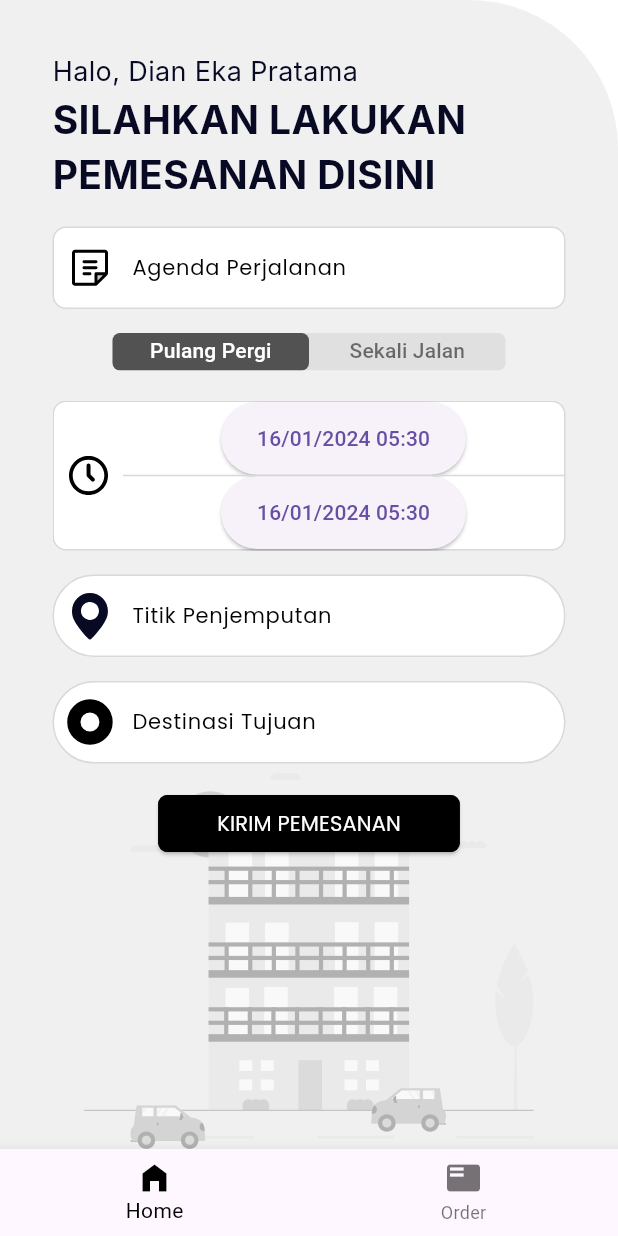
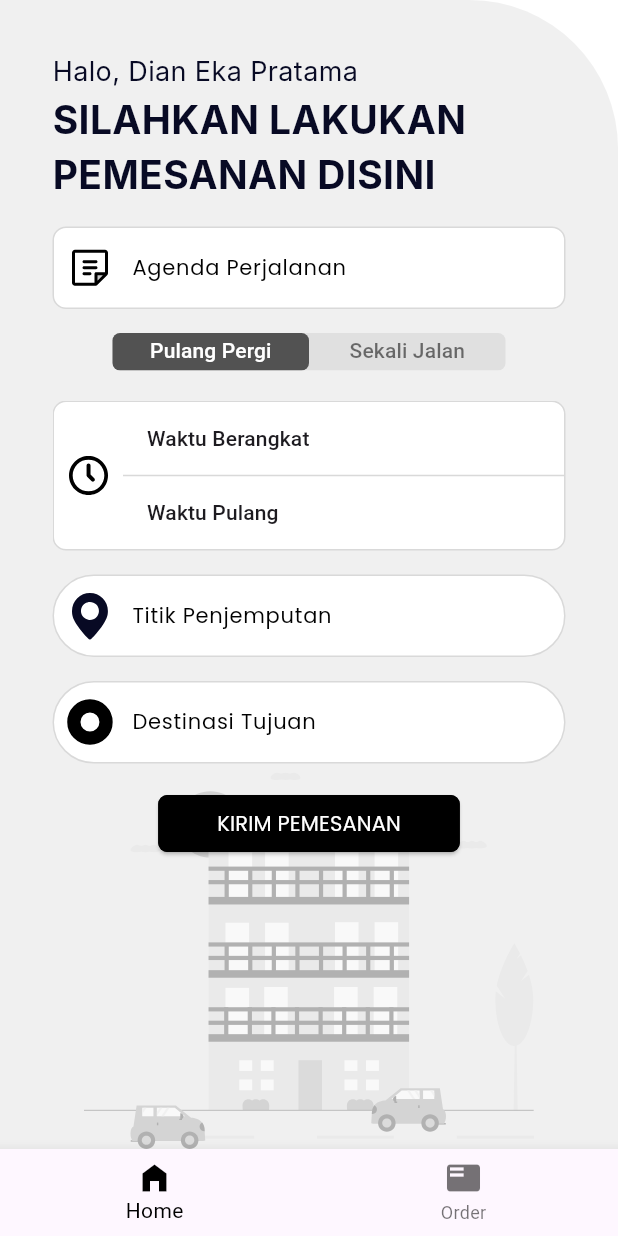
Before and after one commit to triastanto/basic_fleet, a Flutter app: the screen it shows after launch, on a phone screen of 412 x 824 dp. Run offline on Flutter 3.47's test engine with Material 3 defaults, Android fonts, the light colour scheme and no system bars; our stand-ins replace flutter_svg, google_fonts; Roboto replaces fonts that are missing (Inter).

Commit message:
style the date time button

```diff
--- a/lib/components/date_time_button.dart
+++ b/lib/components/date_time_button.dart
@@ -1,26 +1,53 @@
 import 'package:flutter/material.dart';
 
 class DateTimeButton extends StatefulWidget {
-  const DateTimeButton({super.key});
+  final String placeholder;
+
+  const DateTimeButton({
+    super.key,
+    this.placeholder = 'Pilih Tanggal & Waktu',
+    });
 
   @override
   State<StatefulWidget> createState() => DateTimeButtonState();
 }
 
 class DateTimeButtonState extends State<DateTimeButton> {
-  DateTime dateTime = DateTime(2024, 01, 16, 5, 30);
+  DateTime? dateTime;
 
   @override
   Widget build(BuildContext context) {
-    final day = dateTime.day.toString().padLeft(2, '0');
-    final month = dateTime.month.toString().padLeft(2, '0');
-    final hours = dateTime.hour.toString().padLeft(2, '0');
-    final minutes = dateTime.minute.toString().padLeft(2, '0');
+    final String displayText;
 
-    return ElevatedButton(
-      onPressed: pickDateTime,
-      child: Text(
-        '$day/$month/${dateTime.year} $hours:$minutes',
+    if (dateTime != null) {
+      final day = dateTime!.day.toString().padLeft(2, '0');
+      final month = dateTime!.month.toString().padLeft(2, '0');
+      final hours = dateTime!.hour.toString().padLeft(2, '0');
+      final minutes = dateTime!.minute.toString().padLeft(2, '0');
+      displayText = '$day/$month/${dateTime!.year} $hours:$minutes';
+    } else {
+      displayText = widget.placeholder;
+    }
+
+    return SizedBox(
+      height: 25,
+      child: ElevatedButton(
+        onPressed: pickDateTime,
+        style: ElevatedButton.styleFrom(
+          backgroundColor: Colors.transparent,
+          elevation: 0,
+          padding: const EdgeInsets.symmetric(horizontal: 16),
+          shape: const RoundedRectangleBorder(
+            borderRadius: BorderRadius.all(Radius.circular(5)),
+          ),
+        ),
+        child: Align(
+          alignment: Alignment.centerLeft,
+          child: Text(
+            displayText,
+            style: Theme.of(context).textTheme.titleSmall,
+          ),
+        ),
       ),
     );
   }
@@ -34,8 +61,8 @@ class DateTimeButtonState extends State<DateTimeButton> {
   Future<TimeOfDay?> pickTime() => showTimePicker(
     context: context,
     initialTime: TimeOfDay(
-      hour: dateTime.hour,
-      minute: dateTime.minute,
+      hour: dateTime?.hour ?? 0,
+      minute: dateTime?.minute ?? 0,
     ),
   );
 
@@ -46,7 +73,7 @@ class DateTimeButtonState extends State<DateTimeButton> {
     TimeOfDay? time = await pickTime();
     if (time == null) return;
 
-    final dateTime = DateTime(
+    final newDateTime = DateTime(
       date.year,
       date.month,
       date.day,
@@ -54,6 +81,6 @@ class DateTimeButtonState extends State<DateTimeButton> {
       time.minute,
     );
 
-    setState(() => this.dateTime = dateTime);
+    setState(() => dateTime = newDateTime);
   }
 }
--- a/lib/components/round_trip_tab.dart
+++ b/lib/components/round_trip_tab.dart
@@ -24,9 +24,9 @@ class RoundTripTab extends StatelessWidget {
           const Expanded(
             child: Column(
               children: [
-                Expanded(child: DateTimeButton()),
+                Expanded(child: DateTimeButton(placeholder: 'Waktu Berangkat')),
                 Divider(height: 1, color: Color(0xFFD9D9D9)),
-                Expanded(child: DateTimeButton()),
+                Expanded(child: DateTimeButton(placeholder: 'Waktu Pulang')),
               ],
             ),
           ),
--- a/lib/components/single_trip_tab.dart
+++ b/lib/components/single_trip_tab.dart
@@ -27,7 +27,7 @@ class SingleTripTab extends StatelessWidget {
             const Expanded(
               child: Column(
                 children: [
-                  Expanded(child: DateTimeButton()),
+                  Expanded(child: DateTimeButton(placeholder: 'Waktu Berangkat')),
                 ],
               ),
             ),
```
